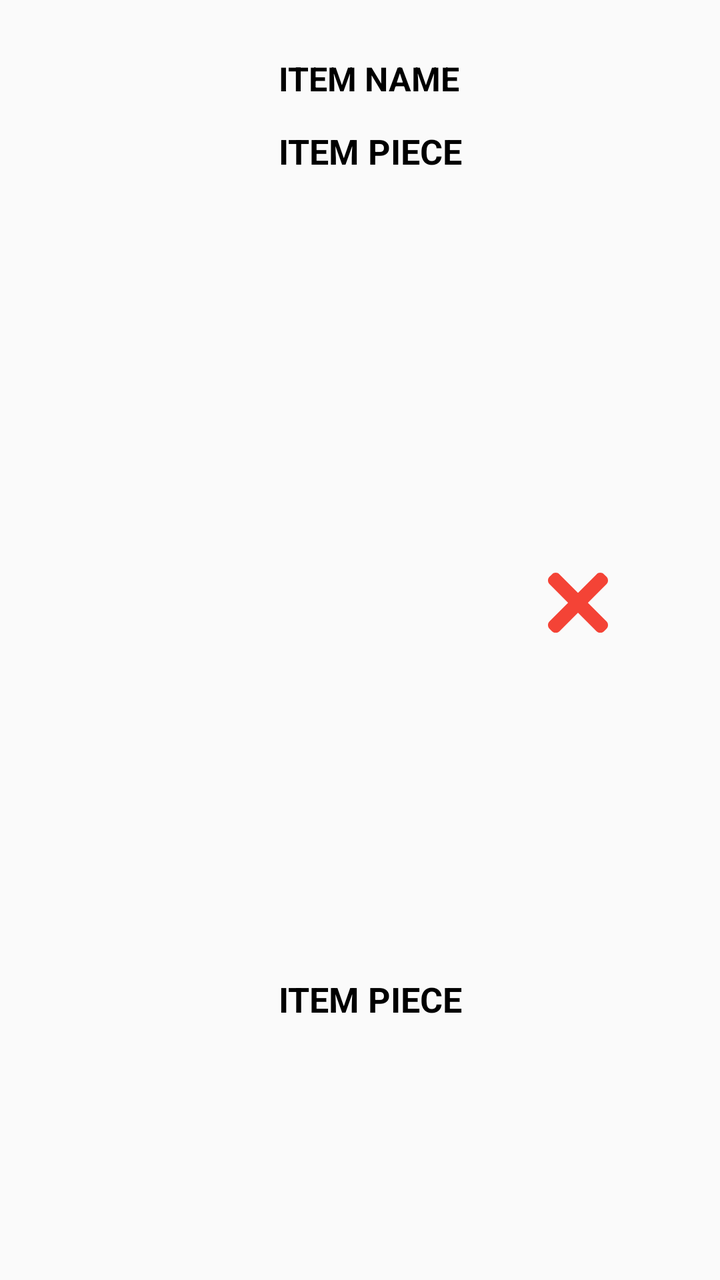
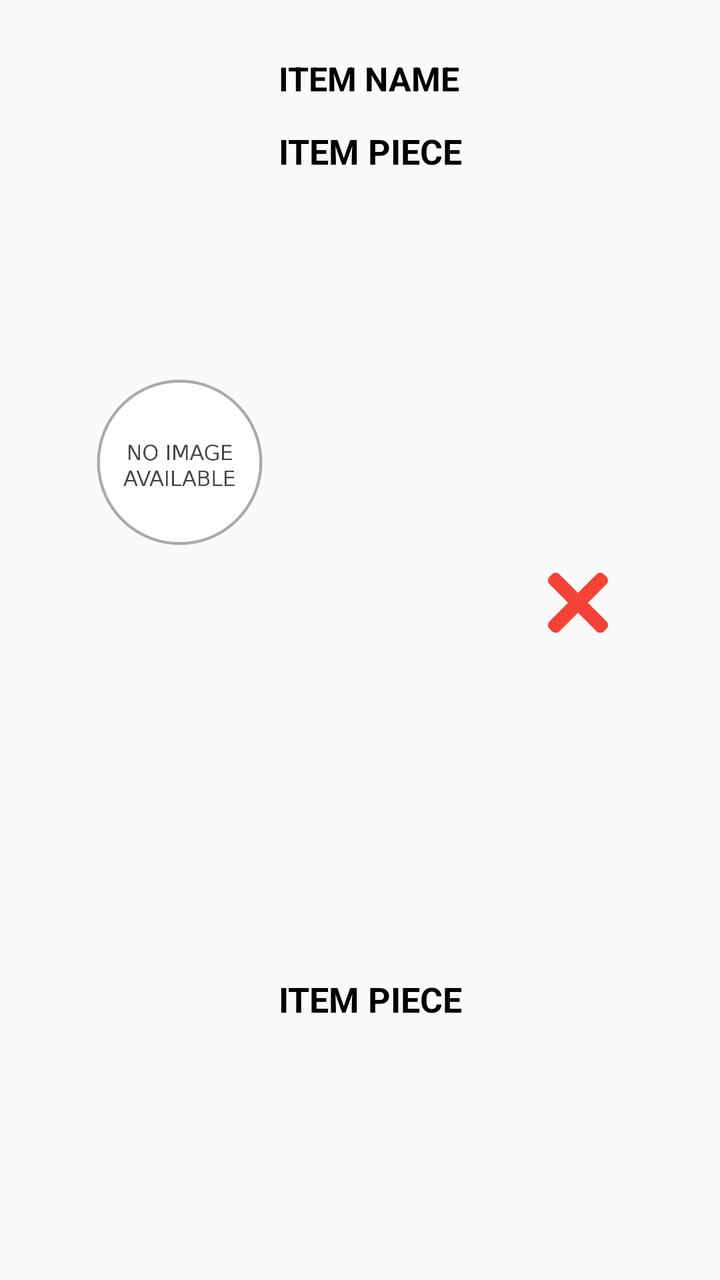

Screens rendered from an Android XML layout before and after an edit, with the pre-edit source and the edit as a unified diff.
<!-- AndroidManifest.xml: application theme Theme.VetementsFashionNepal -->
<!-- res/layout/activity_cart_item.xml -->
<?xml version="1.0" encoding="utf-8"?>
<androidx.constraintlayout.widget.ConstraintLayout
    xmlns:android="http://schemas.android.com/apk/res/android"
    xmlns:app="http://schemas.android.com/apk/res-auto"
    xmlns:tools="http://schemas.android.com/tools"
    android:layout_width="match_parent"
    android:layout_height="wrap_content">


    <ImageView
        android:id="@+id/imgitemimage"
        android:layout_width="109dp"
        android:layout_height="87dp"
        android:layout_marginStart="20dp"
        android:layout_marginTop="10dp"
        android:layout_marginEnd="20dp"
        app:layout_constraintBottom_toBottomOf="parent"
        app:layout_constraintEnd_toEndOf="parent"
        app:layout_constraintHorizontal_bias="0.072"
        app:layout_constraintStart_toStartOf="parent"
        app:layout_constraintTop_toTopOf="parent"
        app:layout_constraintVertical_bias="0.327"
        tools:ignore="MissingConstraints" />

    <TextView
        android:id="@+id/tvitempiece"
        android:layout_width="92dp"
        android:layout_height="26dp"
        android:layout_marginTop="64dp"
        android:layout_marginEnd="136dp"
        android:layout_marginBottom="8dp"
        android:autoSizeTextType="uniform"
        android:text="Item Piece"
        android:textAlignment="center"
        android:textAllCaps="true"
        android:textColor="@color/black"
        android:textSize="24dp"
        android:textStyle="bold"
        app:layout_constraintBottom_toTopOf="@+id/tvitemprice"
        app:layout_constraintEnd_toEndOf="parent"
        app:layout_constraintHorizontal_bias="0.428"
        app:layout_constraintStart_toEndOf="@+id/imgitemimage"
        app:layout_constraintTop_toTopOf="parent"
        app:layout_constraintVertical_bias="0.0" />

    <TextView
        android:id="@+id/tvitemname"
        android:layout_width="92dp"
        android:layout_height="26dp"
        android:layout_marginTop="28dp"
        android:layout_marginEnd="136dp"
        android:autoSizeTextType="uniform"
        android:text="Item Name"
        android:textAlignment="center"
        android:textAllCaps="true"
        android:textColor="@color/black"
        android:textSize="24dp"
        android:textStyle="bold"
        app:layout_constraintBottom_toTopOf="@+id/tvitempiece"
        app:layout_constraintEnd_toEndOf="parent"
        app:layout_constraintHorizontal_bias="0.428"
        app:layout_constraintStart_toEndOf="@+id/imgitemimage"
        app:layout_constraintTop_toTopOf="parent"
        app:layout_constraintVertical_bias="0.0" />


    <TextView
        android:id="@+id/tvitemprice"
        android:layout_width="92dp"
        android:layout_height="26dp"
        android:layout_marginEnd="136dp"
        android:autoSizeTextType="uniform"
        android:text="Item Piece"
        android:textAlignment="center"
        android:textAllCaps="true"
        android:textColor="@color/black"
        android:textSize="24dp"
        android:textStyle="bold"
        app:layout_constraintBottom_toBottomOf="parent"
        app:layout_constraintEnd_toEndOf="parent"
        app:layout_constraintHorizontal_bias="0.428"
        app:layout_constraintStart_toEndOf="@+id/imgitemimage"
        app:layout_constraintTop_toTopOf="parent"
        app:layout_constraintVertical_bias="0.795" />

    <ImageView
        android:id="@+id/imgitemcancel"
        android:layout_width="30dp"
        android:layout_height="34dp"
        android:layout_marginEnd="56dp"
        app:layout_constraintBottom_toBottomOf="parent"
        app:layout_constraintEnd_toEndOf="parent"
        app:layout_constraintHorizontal_bias="1.0"
        app:layout_constraintStart_toEndOf="@+id/tvitempiece"
        app:layout_constraintTop_toTopOf="parent"
        app:layout_constraintVertical_bias="0.469"
        android:src="@drawable/ic_close"
        tools:ignore="MissingConstraints,VectorDrawableCompat" />
</androidx.constraintlayout.widget.ConstraintLayout>
<!-- resources referenced by this layout -->
<resources>
  <color name="black">#FF000000</color>
  <!-- drawable ic_close (drawable) -->
  <vector xmlns:android="http://schemas.android.com/apk/res/android"
      android:width="365dp"
      android:height="365dp"
      android:viewportWidth="365.71732"
      android:viewportHeight="365">
    <path
        android:pathData="m356.34,296.348 l-286.613,-286.613c-12.5,-12.5 -32.766,-12.5 -45.246,0l-15.105,15.082c-12.5,12.504 -12.5,32.77 0,45.25l286.613,286.613c12.504,12.5 32.77,12.5 45.25,0l15.082,-15.082c12.523,-12.48 12.523,-32.75 0.02,-45.25zM356.34,296.348"
        android:fillColor="#f44336"/>
    <path
        android:pathData="m295.988,9.734 l-286.613,286.613c-12.5,12.5 -12.5,32.77 0,45.25l15.082,15.082c12.504,12.5 32.77,12.5 45.25,0l286.633,-286.594c12.504,-12.5 12.504,-32.766 0,-45.246l-15.082,-15.082c-12.5,-12.523 -32.766,-12.523 -45.27,-0.023zM295.988,9.734"
        android:fillColor="#f44336"/>
  </vector>
  <style name="Theme.VetementsFashionNepal" parent="Theme.AppCompat.Light.DarkActionBar">
          
          <item name="colorPrimary">@color/purple_500</item>
          <item name="colorPrimaryVariant">@color/purple_700</item>
          <item name="colorOnPrimary">@color/white</item>
          
          <item name="colorSecondary">@color/teal_200</item>
          <item name="colorSecondaryVariant">@color/teal_700</item>
          <item name="colorOnSecondary">@color/black</item>
          
          <item name="android:statusBarColor" tools:targetApi="l">?attr/colorPrimaryVariant</item>
          
      </style>
  <color name="purple_500">#FF6200EE</color>
  <color name="purple_700">#FF3700B3</color>
  <color name="white">#FFFFFFFF</color>
  <color name="teal_200">#FF03DAC5</color>
  <color name="teal_700">#FF018786</color>
</resources>

<!-- the commit's change to res/layout/activity_cart_item.xml (unified diff, before → after) -->
@@ -20,6 +20,7 @@
         app:layout_constraintStart_toStartOf="parent"
         app:layout_constraintTop_toTopOf="parent"
         app:layout_constraintVertical_bias="0.327"
+        android:src="@drawable/noimg"
         tools:ignore="MissingConstraints" />
 
     <TextView
<!-- resource entries referenced after the edit -->
@@ -14,6 +14,7 @@
         android:pathData="m295.988,9.734 l-286.613,286.613c-12.5,12.5 -12.5,32.77 0,45.25l15.082,15.082c12.504,12.5 32.77,12.5 45.25,0l286.633,-286.594c12.504,-12.5 12.504,-32.766 0,-45.246l-15.082,-15.082c-12.5,-12.523 -32.766,-12.523 -45.27,-0.023zM295.988,9.734"
         android:fillColor="#f44336"/>
   </vector>
+  <!-- drawable noimg: jpg bitmap (drawable, 16046 bytes) -->
   <style name="Theme.VetementsFashionNepal" parent="Theme.AppCompat.Light.DarkActionBar">
           
           <item name="colorPrimary">@color/purple_500</item>
